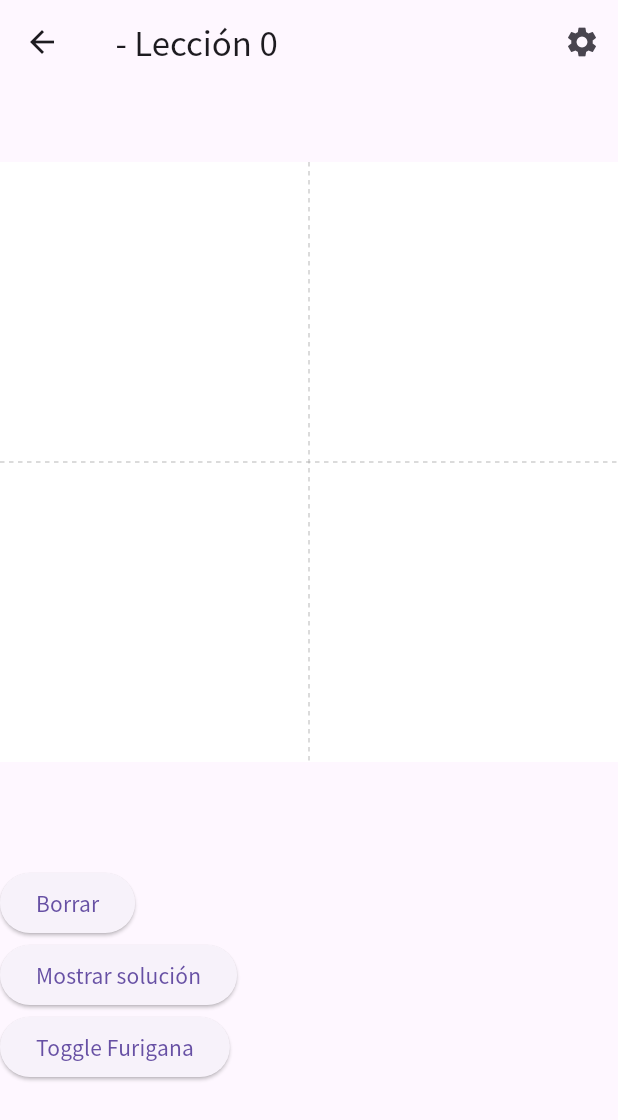
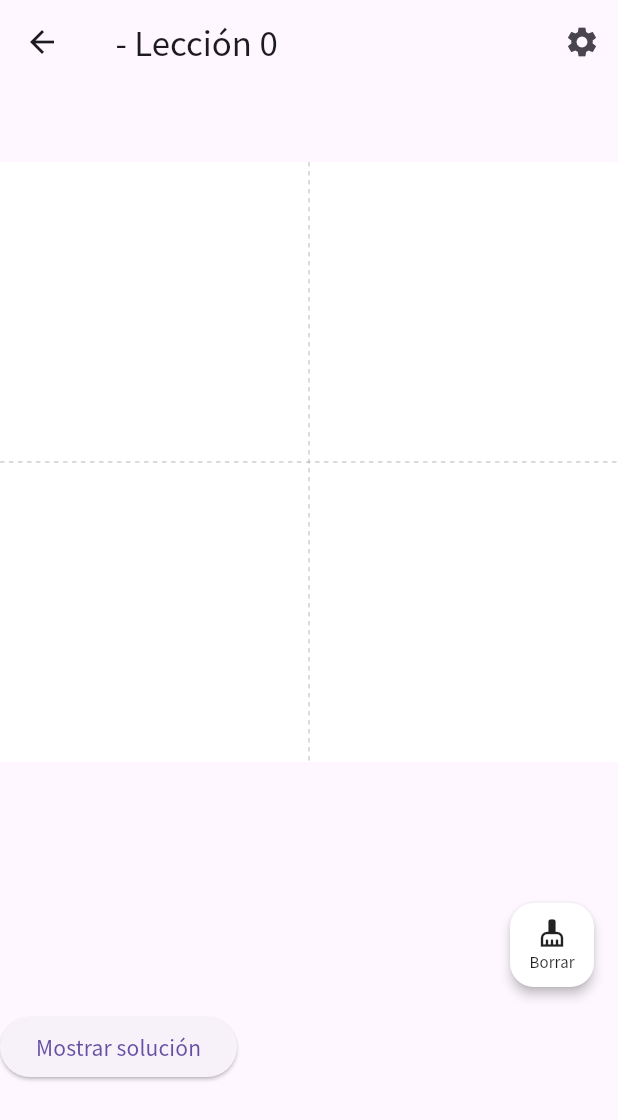
Before and after one commit to Edu-Mikan/kanji-app, a Flutter app: the CanvasScreen screen opened directly with empty values, on a phone screen of 412 x 824 dp. Shown: the top 1120 px of the screen. Run offline on Flutter 3.47's test engine with Material 3 defaults, Android fonts, the phone set to English and light mode, and no system bars; our stand-ins replace flutter_svg, shared_preferences; accounts and stored records are empty.

Commit message:
Mejorar el UX al acertar o fallar un kanji

```diff
--- a/frontend/lib/main.dart
+++ b/frontend/lib/main.dart
@@ -218,22 +218,22 @@ class _CanvasScreenState extends State<CanvasScreen> {
     }
   }
 
-  void _validacionIncorrecta(double score, {bool postFrame = false}) {
+  void _validacionIncorrecta(double score) {
     _cancelTimer();
-
-    if (postFrame) {
-      WidgetsBinding.instance.addPostFrameCallback((_) {
-        canvasKey.currentState?.clear();
-      });
-    } else {
-      Future.delayed(const Duration(milliseconds: 50), () {
-        canvasKey.currentState?.clear();
-      });
-    }
 
     setState(() {
       resultado = "Score: ${score.toStringAsFixed(2)}";
       feedback = "Incorrecto";
+      mostrarFeedbackGrande = true; // ✅ mostrar overlay
+    });
+
+    // ✅ ocultar después de un tiempo
+    Future.delayed(const Duration(milliseconds: 800), () {
+      if (!mounted) return;
+
+      setState(() {
+        mostrarFeedbackGrande = false;
+      });
     });
   }
 
@@ -481,15 +481,48 @@ class _CanvasScreenState extends State<CanvasScreen> {
                   ),
 
                 if (mostrarFeedbackGrande)
-                  Container(
-                    color: Colors.black.withValues(alpha: 0.3),
-                    child: const Center(child: Text("🎉 ¡Muy bien! 🎉")),
+                  Center(
+                    child: AnimatedOpacity(
+                      duration: const Duration(milliseconds: 200),
+                      opacity: mostrarFeedbackGrande ? 1.0 : 0.0,
+                      curve: Curves.easeOut,
+                      child: Container(
+                        padding: const EdgeInsets.all(12),
+                        decoration: BoxDecoration(
+                          color: Colors.white.withValues(alpha: 0.9),
+                          borderRadius: BorderRadius.circular(12),
+                          border: Border.all(
+                            color: feedback == "Bien"
+                                ? Colors.green
+                                : Colors.red,
+                            width: 2,
+                          ),
+                          boxShadow: const [
+                            BoxShadow(
+                              color: Colors.black26,
+                              blurRadius: 8,
+                              offset: Offset(0, 4),
                             ),
                           ],
                         ),
+                        child: Icon(
+                          feedback == "Bien" ? Icons.check : Icons.close,
+                          color: feedback == "Bien" ? Colors.green : Colors.red,
+                          size: 60,
+                        ),
+                      ),
+                    ),
                   ),
 
-          ElevatedButton(
+                // ✅ BOTÓN BORRAR (esquina inferior derecha)
+                Positioned(
+                  bottom: 16,
+                  right: 16,
+                  child: FloatingActionButton(
+                    // mini: true, ❌ quítalo
+                    backgroundColor: Colors.white,
+                    foregroundColor: Colors.black87,
+                    elevation: 3,
                     onPressed: () {
                       canvasKey.currentState?.clear();
 
@@ -499,7 +532,18 @@ class _CanvasScreenState extends State<CanvasScreen> {
                         feedback = '';
                       });
                     },
-            child: const Text('Borrar'),
+                    child: Column(
+                      mainAxisAlignment: MainAxisAlignment.center,
+                      children: const [
+                        Icon(Icons.cleaning_services, size: 20),
+                        SizedBox(height: 2),
+                        Text("Borrar", style: TextStyle(fontSize: 10)),
+                      ],
+                    ),
+                  ),
+                ),
+              ],
+            ),
           ),
 
           ElevatedButton(
@@ -513,16 +557,6 @@ class _CanvasScreenState extends State<CanvasScreen> {
             },
             child: const Text('Mostrar solución'),
           ),
-
-          ElevatedButton(
-            onPressed: () {
-              setState(() {
-                mostrarFurigana = !mostrarFurigana;
-              });
-            },
-            child: const Text('Toggle Furigana'),
-          ),
-
           Container(
             padding: const EdgeInsets.all(16),
             child: Column(
```
Lines whose indentation alone changed are shown as unchanged.
